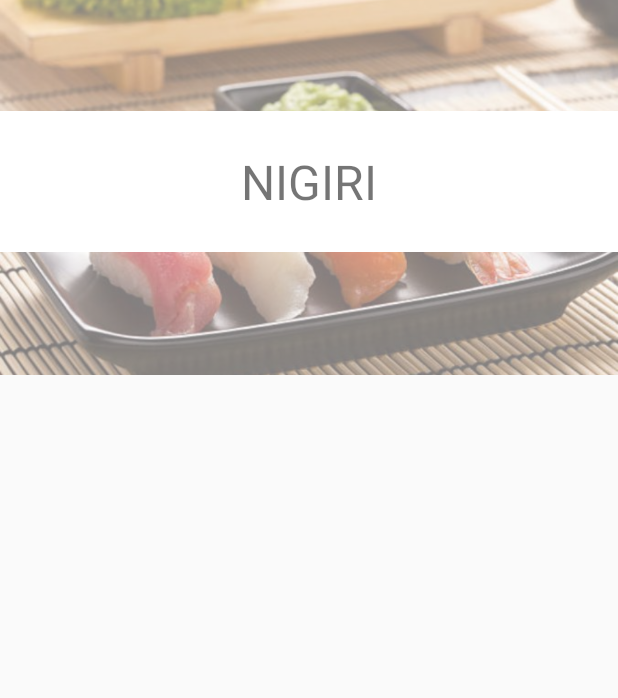
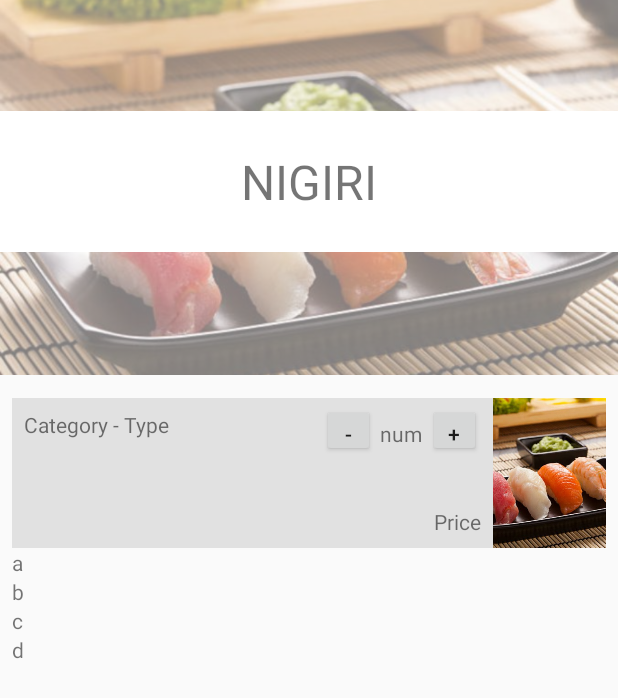
Before and after one commit to DaanKorver/SushiAndroid, an Android app: the screen it shows after launch (Category), after a tap on "Nigiri", on a phone screen of 412 x 824 dp. Shown: the top 698 px of the screen. Run offline under Robolectric (Android 15) with nearby library versions, the phone set to English and light mode, and no system bars.

Commit message:
added productview per category

```diff
--- a/app/app/src/main/java/com/example/sushiandroid/Category.java
+++ b/app/app/src/main/java/com/example/sushiandroid/Category.java
@@ -1,8 +1,11 @@
 package com.example.sushiandroid;
 
+import android.support.constraint.ConstraintLayout;
 import android.support.v7.app.AppCompatActivity;
 import android.os.Bundle;
 import android.widget.ImageView;
+import android.widget.LinearLayout;
+import android.widget.RelativeLayout;
 import android.widget.TextView;
 
 public class Category extends AppCompatActivity {
@@ -21,9 +24,11 @@ public class Category extends AppCompatActivity {
 
             textView.setText((String) title);
             assert title != null;
-            switch((String) title.toLowerCase()) {
+            switch ((String) title.toLowerCase()) {
                 case "nigiri":
                     imageView.setImageResource(R.drawable.nigiri);
+                    String nigiriArray[] = {"a","b","c","d"};
+                    drawProducts(nigiriArray);
                     break;
                 case "shasimi":
                     imageView.setImageResource(R.drawable.nigiri);
@@ -38,8 +43,16 @@ public class Category extends AppCompatActivity {
                     // code block
             }
         }
+    }
 
-
-
+    public void drawProducts(String products[]) {
+        LinearLayout ll = (LinearLayout) findViewById(R.id.ll);
+        for (String product : products) {
+            ConstraintLayout holder = new ConstraintLayout(this);
+            TextView text = new TextView(this);
+            text.setText((String) product);
+            holder.addView(text);
+            ll.addView(holder);
+        }
     }
 }
--- a/app/app/src/main/java/com/example/sushiandroid/MainActivity.java
+++ b/app/app/src/main/java/com/example/sushiandroid/MainActivity.java
@@ -8,35 +8,16 @@ import android.view.View;
 import java.util.Locale;
 
 public class MainActivity extends AppCompatActivity {
-
     @Override
     protected void onCreate(Bundle savedInstanceState) {
         super.onCreate(savedInstanceState);
         setContentView(R.layout.activity_main);
     }
 
-    public void goToNigiri(View v) {
-        String title = "Nigiri";
+    public void createFoodGroup(View v) {
+        String tag =  (String) v.getTag();
         Intent i = new Intent(this, Category.class);
-        i.putExtra("title",(String) title);
-        startActivity(i);
-    }
-    public void goToShasimi(View v) {
-        String title = "Shasimi";
-        Intent i = new Intent(this, Category.class);
-        i.putExtra("title",(String) title);
-        startActivity(i);
-    }
-    public void goToUramaki(View v) {
-        String title = "Uramaki";
-        Intent i = new Intent(this, Category.class);
-        i.putExtra("title",(String) title);
-        startActivity(i);
-    }
-    public void goToMaki(View v) {
-        String title = "Maki";
-        Intent i = new Intent(this, Category.class);
-        i.putExtra("title",(String) title);
+        i.putExtra("title", tag);
         startActivity(i);
     }
 
--- a/app/app/src/main/res/layout/activity_catergory.xml
+++ b/app/app/src/main/res/layout/activity_catergory.xml
@@ -48,4 +48,110 @@
 
     </android.support.constraint.ConstraintLayout>
 
+    <android.support.v4.widget.NestedScrollView
+        android:layout_width="0dp"
+        android:layout_height="0dp"
+        android:fillViewport="true"
+        android:paddingLeft="8dp"
+        android:paddingRight="8dp"
+        app:layout_constraintBottom_toBottomOf="parent"
+        app:layout_constraintEnd_toEndOf="parent"
+        app:layout_constraintStart_toStartOf="parent"
+        app:layout_constraintTop_toBottomOf="@+id/head">
+
+        <LinearLayout
+            android:id="@+id/ll"
+            android:layout_width="match_parent"
+            android:layout_height="500px"
+            android:orientation="vertical">
+
+            <android.support.constraint.ConstraintLayout
+                android:layout_width="match_parent"
+                android:layout_height="wrap_content"
+                android:layout_marginTop="15dp"
+                android:background="#e1e1e1"
+                android:tag="Nigiri">
+
+                <ImageView
+                    android:id="@+id/imageView5"
+                    android:layout_width="75dp"
+                    android:layout_height="100dp"
+                    android:scaleType="centerCrop"
+                    app:layout_constraintBottom_toBottomOf="parent"
+                    app:layout_constraintEnd_toEndOf="parent"
+                    app:layout_constraintTop_toTopOf="parent"
+                    app:srcCompat="@drawable/nigiri" />
+
+                <android.support.constraint.ConstraintLayout
+                    android:layout_width="0dp"
+                    android:layout_height="0dp"
+                    app:layout_constraintBottom_toBottomOf="parent"
+                    app:layout_constraintEnd_toStartOf="@+id/imageView5"
+                    app:layout_constraintHorizontal_bias="0.6"
+                    app:layout_constraintStart_toStartOf="parent"
+                    app:layout_constraintTop_toTopOf="parent">
+
+                    <TextView
+                        android:id="@+id/price"
+                        android:layout_width="wrap_content"
+                        android:layout_height="wrap_content"
+                        android:layout_marginEnd="8dp"
+                        android:layout_marginRight="8dp"
+                        android:layout_marginBottom="8dp"
+                        android:text="Price"
+                        app:layout_constraintBottom_toBottomOf="parent"
+                        app:layout_constraintEnd_toEndOf="parent" />
+
+                    <TextView
+                        android:id="@+id/textView7"
+                        android:layout_width="wrap_content"
+                        android:layout_height="wrap_content"
+                        android:layout_marginStart="8dp"
+                        android:layout_marginLeft="8dp"
+                        android:layout_marginTop="8dp"
+                        android:text="Category - Type"
+                        app:layout_constraintStart_toStartOf="parent"
+                        app:layout_constraintTop_toTopOf="parent" />
+
+                    <LinearLayout
+                        android:layout_width="wrap_content"
+                        android:layout_height="wrap_content"
+                        android:layout_marginTop="4dp"
+                        android:layout_marginEnd="8dp"
+                        android:layout_marginRight="8dp"
+                        android:orientation="horizontal"
+                        app:layout_constraintEnd_toEndOf="parent"
+                        app:layout_constraintTop_toTopOf="parent">
+
+                        <Button
+                            android:id="@+id/button"
+                            android:layout_width="35dp"
+                            android:layout_height="35dp"
+                            android:layout_weight="1"
+                            android:gravity="center"
+                            android:text="-" />
+
+                        <TextView
+                            android:id="@+id/textView9"
+                            android:layout_width="35dp"
+                            android:layout_height="35dp"
+                            android:layout_weight="1"
+                            android:gravity="center"
+                            android:text="num" />
+
+                        <Button
+                            android:id="@+id/button2"
+                            android:layout_width="35dp"
+                            android:layout_height="35dp"
+                            android:layout_weight="1"
+                            android:gravity="center"
+                            android:text="+" />
+                    </LinearLayout>
+
+                </android.support.constraint.ConstraintLayout>
+
+            </android.support.constraint.ConstraintLayout>
+        </LinearLayout>
+    </android.support.v4.widget.NestedScrollView>
+
 </android.support.constraint.ConstraintLayout>
--- a/app/app/src/main/res/layout/activity_main.xml
+++ b/app/app/src/main/res/layout/activity_main.xml
@@ -52,11 +52,9 @@
         android:id="@+id/nestedScrollView"
         android:layout_width="0dp"
         android:layout_height="0dp"
-        android:layout_marginStart="15dp"
-        android:layout_marginLeft="15dp"
-        android:layout_marginEnd="15dp"
-        android:layout_marginRight="15dp"
         android:fillViewport="true"
+        android:paddingLeft="8dp"
+        android:paddingRight="8dp"
         app:layout_constraintBottom_toBottomOf="parent"
         app:layout_constraintEnd_toEndOf="parent"
         app:layout_constraintStart_toStartOf="parent"
@@ -72,7 +70,8 @@
                 android:layout_height="wrap_content"
                 android:layout_marginTop="15dp"
                 android:background="#e1e1e1"
-                android:onClick="goToNigiri">
+                android:onClick="createFoodGroup"
+                android:tag="Nigiri">
 
                 <LinearLayout
                     android:layout_width="0dp"
@@ -122,7 +121,8 @@
                 android:layout_height="wrap_content"
                 android:layout_marginTop="15dp"
                 android:background="#e1e1e1"
-                android:onClick="goToShasimi">
+                android:onClick="createFoodGroup"
+                android:tag="Shasimi">
 
                 <LinearLayout
                     android:layout_width="0dp"
@@ -173,7 +173,8 @@
                 android:layout_height="wrap_content"
                 android:layout_marginTop="15dp"
                 android:background="#e1e1e1"
-                android:onClick="goToUramaki">
+                android:onClick="createFoodGroup"
+                android:tag="Uramaki">
 
                 <LinearLayout
                     android:layout_width="0dp"
@@ -223,7 +224,8 @@
                 android:layout_height="match_parent"
                 android:layout_marginTop="15dp"
                 android:background="#e1e1e1"
-                android:onClick="goToMaki">
+                android:onClick="createFoodGroup"
+                android:tag="Maki">
 
                 <LinearLayout
                     android:layout_width="0dp"
--- a/app/app/src/main/res/values/strings.xml
+++ b/app/app/src/main/res/values/strings.xml
@@ -6,6 +6,11 @@
     <string name="shasimi_text">Sashimi is rauwe vis die zonder rijst word opgediend. De plakjes vis worden gegarneerd met wat zeewier onder de vis. Geserveerd als setje van zes plakjes.</string>
     <string name="uramaki_title">Uramaki</string>
     <string name="uramaki_text">Bij deze sushi wordt er meestal gebruik gemaakt van twee of meer soorten vullingen. Bij de Uramaki zitten de vulling en de zeewier aan de binnenkant.</string>
-    <string name="maki_title">maki</string>
+    <string name="maki_title">Maki</string>
     <string name="maki_text">De Maki wordt gemaakt van rijst en een vulling van vis, groente of ei en gerold in zeewier. De sushi-chef snijdt de ro vervolgens in vier of acht kleinere stukjes.</string>
+
+    <string name="a">Tonijn</string>
+    <string name="b">Miami</string>
+    <string name="c">Zalm</string>
+    <string name="d">Krab</string>
 </resources>
```
Also changed, not shown: app/app/src/main/java/com/example/sushiandroid/Splash.java (+6 -8 lines).
